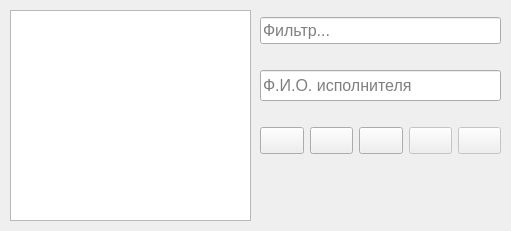
The window that ui/employes_catalog.ui (alex-klev/Task_Log_WinForm) describes before a commit, drawn with Qt 5.
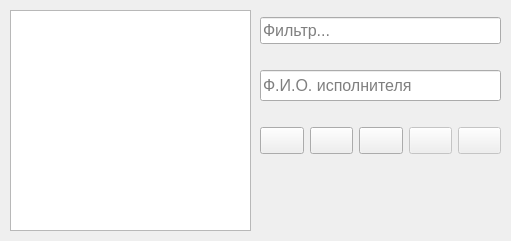
The same window after the commit. Icons and pictures are not drawn.

Diff of the .ui file:
```diff
--- a/ui/employes_catalog.ui
+++ b/ui/employes_catalog.ui
@@ -7,19 +7,19 @@
     <x>0</x>
     <y>0</y>
     <width>511</width>
-    <height>231</height>
+    <height>241</height>
    </rect>
   </property>
   <property name="minimumSize">
    <size>
     <width>511</width>
-    <height>231</height>
+    <height>241</height>
    </size>
   </property>
   <property name="maximumSize">
    <size>
     <width>511</width>
-    <height>231</height>
+    <height>241</height>
    </size>
   </property>
   <property name="font">
@@ -37,7 +37,7 @@
       <x>10</x>
       <y>10</y>
       <width>241</width>
-      <height>211</height>
+      <height>221</height>
      </rect>
     </property>
     <property name="horizontalScrollBarPolicy">
```
